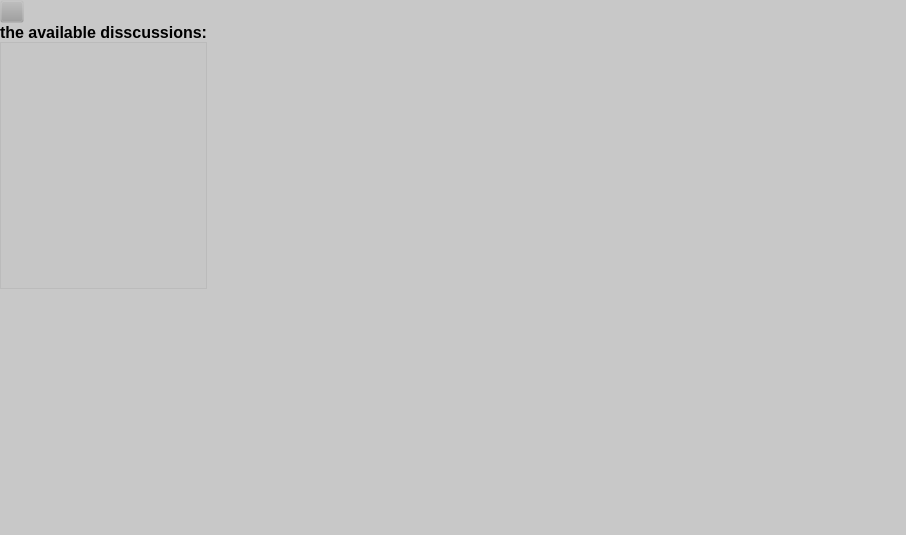
First picture: the form in the_data_classification_interface/the_data_clasification_interface.ui, repository youssef-Majdhoub/DialogConnotationAI, before the edit.
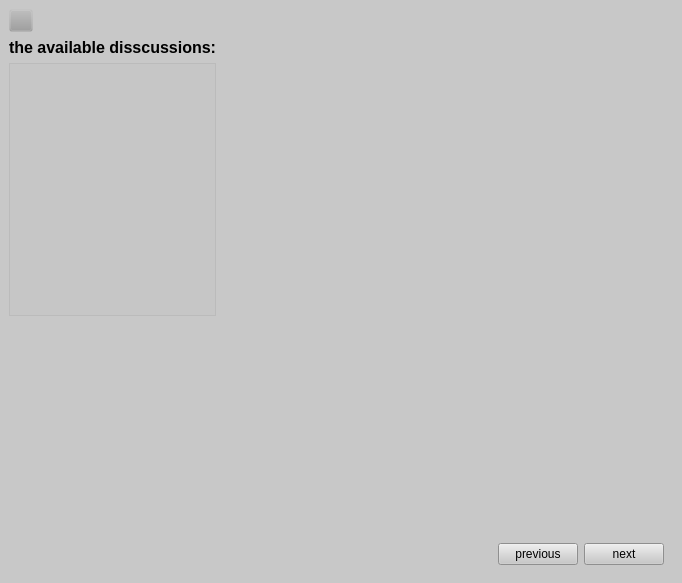
Second picture: the form after the edit. Icons and pictures are not drawn.

Commit message: completing the interface: -adding next and previous buttons to control the pages shown by the QStakWidget

```diff
--- a/the_data_classification_interface/the_data_clasification_interface.ui
+++ b/the_data_classification_interface/the_data_clasification_interface.ui
@@ -9,8 +9,8 @@
    <rect>
     <x>0</x>
     <y>0</y>
-    <width>906</width>
-    <height>535</height>
+    <width>682</width>
+    <height>583</height>
    </rect>
   </property>
   <property name="sizePolicy">
@@ -35,24 +35,9 @@
    <property name="contextMenuPolicy">
     <enum>Qt::ContextMenuPolicy::DefaultContextMenu</enum>
    </property>
-   <layout class="QHBoxLayout" name="horizontalLayout_2">
-    <property name="spacing">
-     <number>0</number>
-    </property>
-    <property name="leftMargin">
-     <number>0</number>
-    </property>
-    <property name="topMargin">
-     <number>0</number>
-    </property>
-    <property name="rightMargin">
-     <number>0</number>
-    </property>
-    <property name="bottomMargin">
-     <number>0</number>
-    </property>
+   <layout class="QVBoxLayout" name="verticalLayout_8">
     <item>
-     <layout class="QHBoxLayout" name="main_horizantal_layout" stretch="1,6">
+     <layout class="QHBoxLayout" name="main_horizantal_layout" stretch="1,5">
       <property name="sizeConstraint">
        <enum>QLayout::SizeConstraint::SetDefaultConstraint</enum>
       </property>
@@ -140,13 +125,44 @@
        </layout>
       </item>
       <item>
-       <widget class="QStackedWidget" name="conversation_space">
-        <property name="styleSheet">
-         <string notr="true">background-color: rgba(240, 240, 240,0);</string>
-        </property>
-        <widget class="QWidget" name="page"/>
-        <widget class="QWidget" name="page_2"/>
-       </widget>
+       <layout class="QVBoxLayout" name="verticalLayout_3">
+        <item>
+         <widget class="QStackedWidget" name="conversation_space"/>
+        </item>
+        <item>
+         <widget class="QWidget" name="widget" native="true">
+          <layout class="QHBoxLayout" name="horizontalLayout">
+           <item>
+            <spacer name="horizontalSpacer">
+             <property name="orientation">
+              <enum>Qt::Orientation::Horizontal</enum>
+             </property>
+             <property name="sizeHint" stdset="0">
+              <size>
+               <width>40</width>
+               <height>20</height>
+              </size>
+             </property>
+            </spacer>
+           </item>
+           <item>
+            <widget class="QPushButton" name="previous">
+             <property name="text">
+              <string>previous</string>
+             </property>
+            </widget>
+           </item>
+           <item>
+            <widget class="QPushButton" name="next">
+             <property name="text">
+              <string>next</string>
+             </property>
+            </widget>
+           </item>
+          </layout>
+         </widget>
+        </item>
+       </layout>
       </item>
      </layout>
     </item>
```
Left out of the diff: 2 changed lines with no effect on the pictures.
